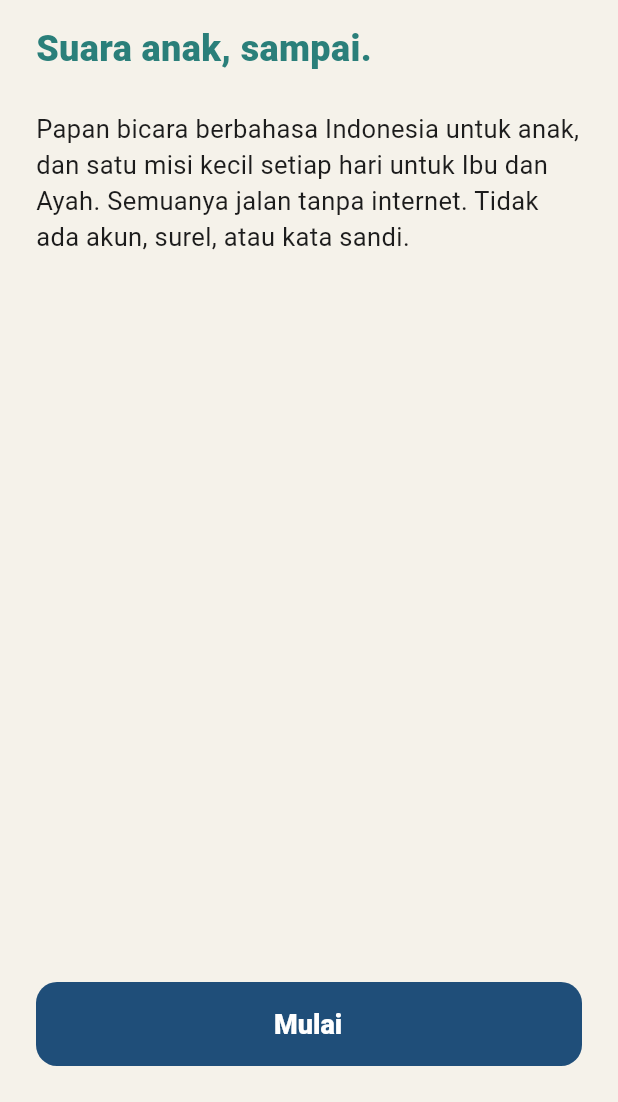
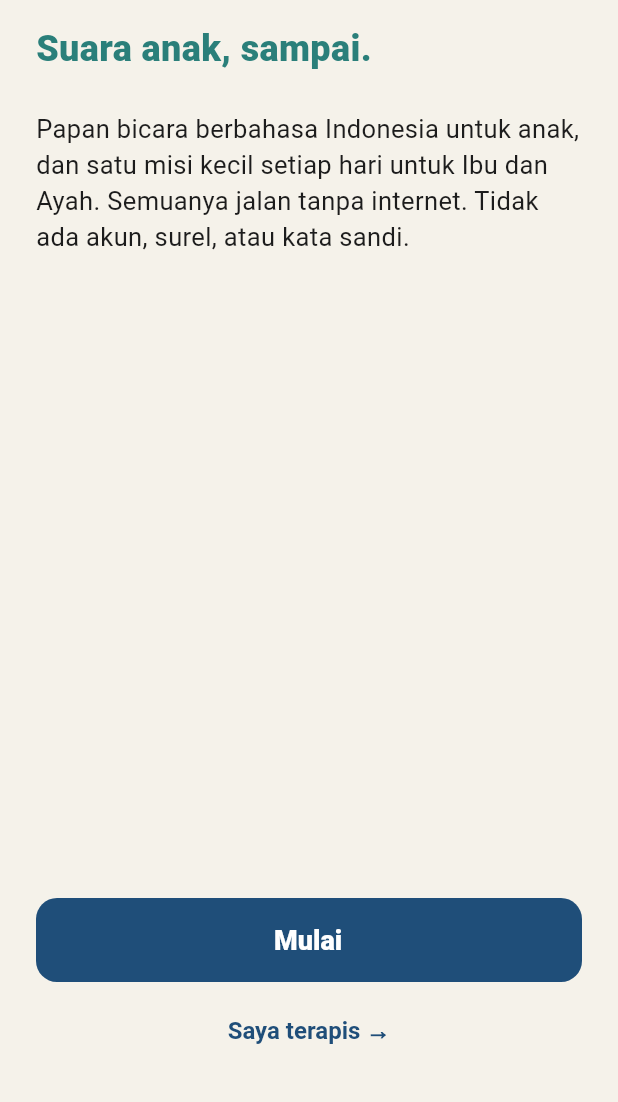
Before and after one commit to MikaelAdikara/Nyambung, a Flutter app: the screen it shows after launch, on a phone screen of 412 x 824 dp, the part 134-1236 px from its top. Run offline on Flutter 3.47's test engine with Material 3 defaults, Android fonts, the phone set to English and light mode, and no system bars; our stand-ins replace audioplayers, flutter_tts, share_plus, shared_preferences, sqflite; missing offline and left inert: record; accounts and stored records are empty.

Commit message:
Point therapists to the dashboard from the first screen and document login, demo accounts, and limits
A1 gets a small 'Saya terapis' link that shows the dashboard address with a copy button; families still start
without an account. README covers creating therapist accounts and the demo logins, and lists what login still
lacks. PERUBAHAN records the change. docs/demo_script.md is no longer ignored.

```diff
--- a/app/lib/features/onboarding/onboarding_flow.dart
+++ b/app/lib/features/onboarding/onboarding_flow.dart
@@ -4,6 +4,7 @@ import '../../core/app_state.dart';
 import '../coach/companion_widgets.dart';
 import '../coach/mission_rules.dart';
 import 'family_voice_recorder.dart';
+import 'therapist_entry.dart';
 
 class OnboardingFlow extends StatefulWidget {
   const OnboardingFlow({super.key, this.onFinished});
@@ -137,7 +138,19 @@ class _IntroPage extends StatelessWidget {
         style: companionBodyStyle,
       ),
     ],
-    bottom: PrimaryButton(label: 'Mulai', onPressed: onNext),
+    bottom: Column(
+      mainAxisSize: MainAxisSize.min,
+      children: [
+        PrimaryButton(label: 'Mulai', onPressed: onNext),
+        const SizedBox(height: 8),
+        // Pintu kedua, sengaja kecil: 90% yang membuka aplikasi adalah keluarga.
+        TextButton(
+          onPressed: () => showTherapistEntry(context),
+          style: TextButton.styleFrom(minimumSize: const Size(48, 48), foregroundColor: CompanionColors.navy),
+          child: const Text('Saya terapis →', style: TextStyle(fontSize: 16, fontWeight: FontWeight.w700)),
+        ),
+      ],
+    ),
   );
 }
 
```
Also changed, not shown: app/lib/features/onboarding/therapist_entry.dart (added, +67 -0 lines), 4 other files.
